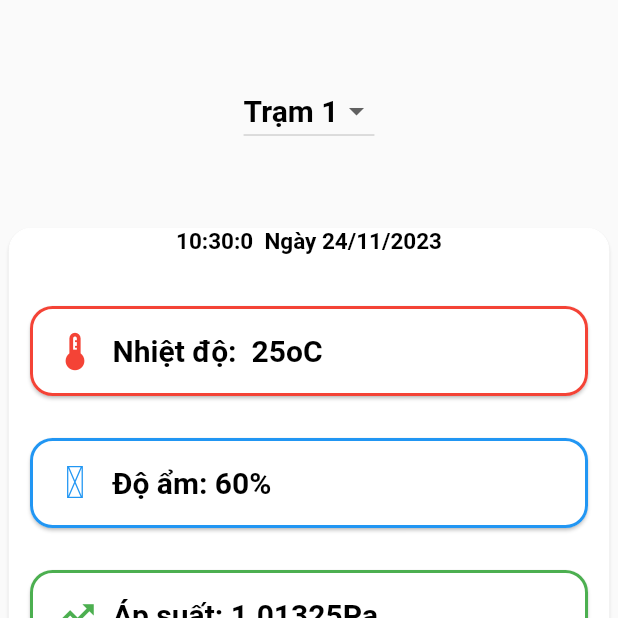
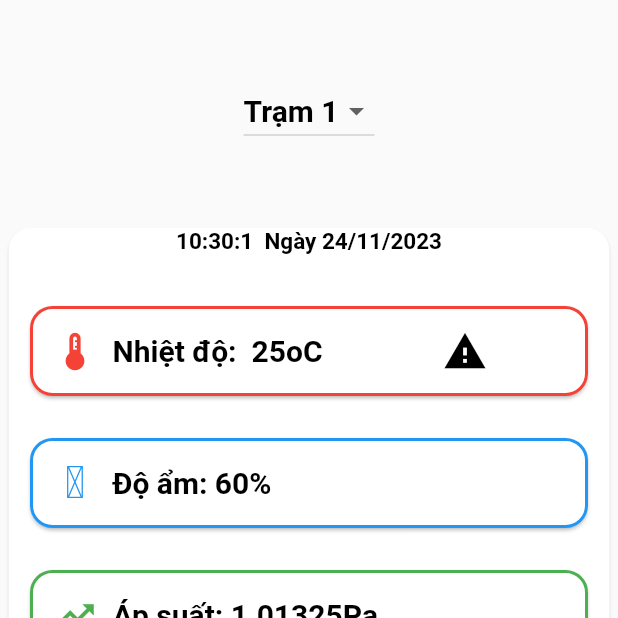
Before and after one commit to Return999999999/observe-the-environment, a Flutter app: the Location screen opened by its route, on a phone screen of 412 x 824 dp, the top half of it. Run offline on Flutter 3.47's test engine with Material 2 defaults, Android fonts, the phone set to English and light mode, and no system bars; our stand-ins replace fl_chart, flutter_map, latlong2; missing offline and left inert: mqtt_client; Roboto replaces fonts that are missing (WeatherIcons).

Commit message:
first commit

```diff
--- a/lib/page/quantrac/Location.dart
+++ b/lib/page/quantrac/Location.dart
@@ -1,5 +1,6 @@
-// ignore_for_file: non_constant_identifier_names, avoid_print, duplicate_ignore, unnecessary_new, depend_on_referenced_packages, file_names
+// ignore_for_file: non_constant_identifier_names, avoid_print, duplicate_ignore, unnecessary_new, depend_on_referenced_packages, file_names, unrelated_type_equality_checks
 
+import 'dart:async';
 import 'dart:convert';
 
 import 'package:flutter/material.dart';
@@ -15,6 +16,8 @@ class Location extends StatefulWidget {
 }
 
 class _LocationState extends State<Location> {
+  Timer? _timer;
+  bool isRed = false;
   late MqttServerClient _client;
   String selectedStation = "station1";
   Map<String, dynamic> stationData = {
@@ -24,7 +27,7 @@ class _LocationState extends State<Location> {
       "sensor3": {"name": "pressure", "value": 1.01325, "unit": "Pa"}
     },
     "station2": {
-      "sensor1": {"name": "temperature", "value": 28, "unit": "oC"},
+      "sensor1": {"name": "temperature", "value": 35, "unit": "oC"},
       "sensor2": {"name": "humidity", "value": 55, "unit": "%"},
       "sensor3": {"name": "pressure", "value": 1.02312, "unit": "Pa"}
     }
@@ -39,6 +42,21 @@ class _LocationState extends State<Location> {
   void initState() {
     super.initState();
     _connect();
+    _timer = Timer.periodic(const Duration(seconds: 1), (timer) {
+      setState(() {
+        if (stationData[selectedStation]['sensor1']['value'] >= 30) {
+          isRed = !isRed; // Đảo ngược giá trị màu sắc
+        } else {
+          isRed = false; // Đặt màu sắc về màu đen nếu nhiệt độ dưới 30
+        }
+      });
+    });
+  }
+
+  @override
+  void dispose() {
+    _timer?.cancel(); // Hủy timer trước khi dispose widget
+    super.dispose();
   }
 
   void _connect() async {
@@ -161,10 +179,8 @@ class _LocationState extends State<Location> {
                           child: Card(
                             shape: RoundedRectangleBorder(
                               side: const BorderSide(
-                                  color: Colors.red,
-                                  width: 2.0), // Đặt màu sắc và độ dày cho viền
-                              borderRadius: BorderRadius.circular(
-                                  15.0), // Đặt độ cong của góc thẻ
+                                  color: Colors.red, width: 2.0),
+                              borderRadius: BorderRadius.circular(15.0),
                             ),
                             child: Padding(
                               padding: const EdgeInsets.all(15.0),
@@ -183,6 +199,12 @@ class _LocationState extends State<Location> {
                                       color: Colors.black,
                                       fontWeight: FontWeight.bold,
                                     ),
+                                  ),
+                                  const SizedBox(width: 80),
+                                  Icon(
+                                    Icons.warning,
+                                    color: isRed ? Colors.red : Colors.black,
+                                    size: 30,
                                   ),
                                 ],
                               ),
--- a/pubspec.yaml
+++ b/pubspec.yaml
@@ -40,6 +40,8 @@ dependencies:
   syncfusion_flutter_charts: ^23.1.42
   mqtt_client: ^10.0.0
   fl_chart: ^0.64.0
+  flutter_map: ^6.0.1
+  latlong2: ^0.9.0
 
 dev_dependencies:
   flutter_test:
```
Also changed, not shown: lib/page/quantrac/Map.dart (+141 -18 lines), pubspec.lock.
